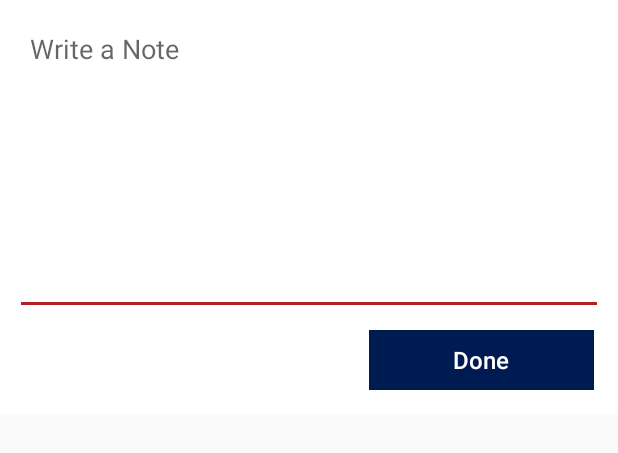
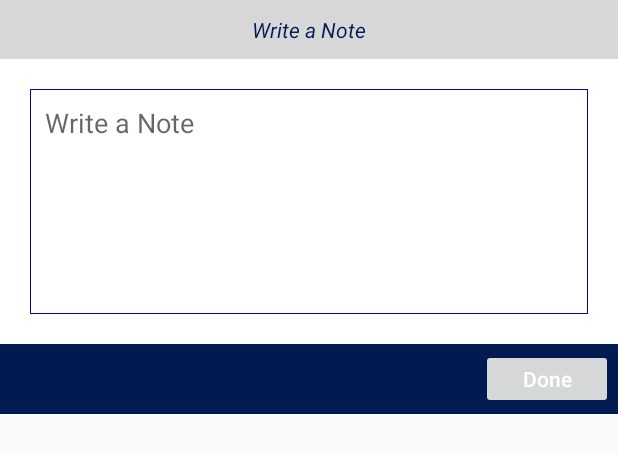
Before and after one commit to BassamQuantum/SporstIncManager, an Android app: the layout window_write_note_layout.xml on its own in the app's theme, with its tools: preview values and no code run, on a phone screen of 412 x 824 dp. Shown: the top 453 px of the screen. Run offline under Robolectric (Android 15) with nearby library versions, the phone set to English and light mode, and no system bars.

Commit message:
issues Fixing

```diff
--- a/app/src/main/java/com/example/bassam/sporstincmanger/Backend/HttpRequest.java
+++ b/app/src/main/java/com/example/bassam/sporstincmanger/Backend/HttpRequest.java
@@ -42,6 +42,7 @@ public class HttpRequest extends AsyncTask<HttpCall, String, JSONArray>{
         try{
             String dataParams = getDataString(httpCall.getParams(), httpCall.getMethodtype());
             URL url = new URL(httpCall.getMethodtype() == HttpCall.GET ? httpCall.getUrl() + dataParams : httpCall.getUrl());
+            Log.d(TAG,"URL :: "+String.valueOf(url));
             urlConnection = (HttpURLConnection) url.openConnection();
             urlConnection.setRequestMethod(httpCall.getMethodtype() == HttpCall.GET ? "GET":"POST");
             urlConnection.setReadTimeout(10000 /* milliseconds */);
@@ -63,9 +64,10 @@ public class HttpRequest extends AsyncTask<HttpCall, String, JSONArray>{
                     response.append(line);
                 }
 
+                Log.d(TAG,"Response:"+String.valueOf(response));
                 JSONTokener tokener = new JSONTokener(response.toString());
                 JSONObject data = new JSONObject(tokener);
-
+                Log.d(TAG,String.valueOf(data));
                 object = data.getJSONArray("data");
 
             }
--- a/app/src/main/java/com/example/bassam/sporstincmanger/CustomView/CustomLoadingView.java
+++ b/app/src/main/java/com/example/bassam/sporstincmanger/CustomView/CustomLoadingView.java
@@ -75,19 +75,19 @@ public class CustomLoadingView  extends RelativeLayout {
     public void loading() {
         this.setVisibility(View.VISIBLE);
         mRetryView.setVisibility(View.GONE);
-        mTimOut_Button.setVisibility(View.GONE);
+        mTimeOutView.setVisibility(View.GONE);
         mProgressBar.setVisibility(View.VISIBLE);
         dismissRetry();
     }
 
     public void fails() {
         mRetryView.setVisibility(View.VISIBLE);
-        mTimOut_Button.setVisibility(View.GONE);
+        mTimeOutView.setVisibility(View.GONE);
         mProgressBar.setVisibility(View.GONE);
     }
 
     public void timeOut(){
-        mTimOut_Button.setVisibility(View.VISIBLE);
+        mTimeOutView.setVisibility(View.VISIBLE);
         mRetryView.setVisibility(View.GONE);
         mProgressBar.setVisibility(View.GONE);
     }
--- a/app/src/main/java/com/example/bassam/sporstincmanger/Entities/classesEntity.java
+++ b/app/src/main/java/com/example/bassam/sporstincmanger/Entities/classesEntity.java
@@ -32,6 +32,7 @@ public class classesEntity implements Serializable {
             formatter = new SimpleDateFormat("dd/MM/yyyy");
             this.classdate = formatter.format(date);
             this.courseName = jsonObject.getString("Courses_name");
+            this.Group_id = jsonObject.getInt("group_id");
             this.groupName = jsonObject.getString("Groups_Name");
             state = jsonObject.getInt("status");
             switch (state) {
--- a/app/src/main/java/com/example/bassam/sporstincmanger/Interfaces/Constants.java
+++ b/app/src/main/java/com/example/bassam/sporstincmanger/Interfaces/Constants.java
@@ -6,7 +6,8 @@ package com.example.bassam.sporstincmanger.Interfaces;
 
 public interface Constants {
 
-    String server = "http://173.212.198.28:8010/sports_inc/api/";
+   // String server = "http://173.212.198.28:8010/sports_inc/api/";
+    String server = "http://192.168.1.29:8080/sport_inc/api/";
     String upload_host = "http://173.212.198.28:8010/sports_inc/assets/uploads/";
     String upload_files_host = "http://173.212.198.28:8010/sports_inc/assets/uploads/files/";
     String UPLOAD_URL = "http://173.212.198.28:8010/sports_inc/academy/upload_Image";
--- a/app/src/main/java/com/example/bassam/sporstincmanger/TabsFragments/brief_Fragment.java
+++ b/app/src/main/java/com/example/bassam/sporstincmanger/TabsFragments/brief_Fragment.java
@@ -228,7 +228,9 @@ public class brief_Fragment extends Fragment {
             initializeHome();
 
         else {
+            mSwipeRefreshLayout.setRefreshing(false);
             progressBar.setVisibility(View.GONE);
+            timeOut.setVisibility(View.GONE);
             retry.setVisibility(View.VISIBLE);
         }
     }
--- a/app/src/main/res/layout/activity_classes_details.xml
+++ b/app/src/main/res/layout/activity_classes_details.xml
@@ -39,6 +39,7 @@
         android:layout_height="match_parent">
     <ScrollView
         android:layout_above="@id/belowlayout_navigation"
+        android:layout_alignParentTop="true"
         android:layout_width="match_parent"
         android:layout_height="wrap_content"
         android:fillViewport="true"
--- a/app/src/main/res/layout/custom_list_view.xml
+++ b/app/src/main/res/layout/custom_list_view.xml
@@ -21,7 +21,7 @@
             android:id="@+id/empty_layout_image"
             android:layout_width="wrap_content"
             android:layout_height="match_parent"
-            android:src="@drawable/ic_assignment"/>
+            android:src="@drawable/ic_assignment_icon"/>
         <TextView
             android:id="@+id/empty_layout_text"
             android:layout_width="wrap_content"
--- a/app/src/main/res/layout/window_write_note_layout.xml
+++ b/app/src/main/res/layout/window_write_note_layout.xml
@@ -1,32 +1,60 @@
 <?xml version="1.0" encoding="utf-8"?>
-<RelativeLayout xmlns:android="http://schemas.android.com/apk/res/android"
+<LinearLayout xmlns:android="http://schemas.android.com/apk/res/android"
+    android:layout_width="match_parent"
+    android:layout_height="wrap_content"
+    android:background="#ffff"
+    android:orientation="vertical">
+
+    <RelativeLayout
+        android:layout_width="match_parent"
+        android:layout_height="wrap_content"
+        android:background="@color/colorNote"
+        android:padding="@dimen/ten_dimens">
+        <TextView
+            android:id="@+id/NoteTitle"
             android:layout_width="wrap_content"
             android:layout_height="wrap_content"
-    android:background="#ffff">
+            android:layout_centerInParent="true"
+            android:textColor="@color/colorLogoBlue"
+            android:textStyle="italic"
+            android:text="@string/write_a_note"/>
 
+        <ImageView
+            android:id="@+id/noteClose"
+            android:visibility="gone"
+            android:layout_width="wrap_content"
+            android:layout_height="wrap_content"
+            android:layout_alignParentEnd="true"
+            android:tint="@color/colorLogoBlue"
+            android:layout_marginEnd="@dimen/ten_dimens"
+            android:src="@drawable/ic_close"/>
 
+    </RelativeLayout>
     <EditText
         android:id="@+id/noteEditText_notewindow"
         android:layout_width="match_parent"
-        android:layout_height="200dp"
+        android:layout_height="150dp"
         android:hint="@string/write_a_note"
         android:gravity="top"
-        android:layout_margin="10dp"
+        android:layout_margin="20dp"
+        android:background="@drawable/note_border"
         android:padding="10dp"
         android:textColor="@color/colorMaroon"
         android:inputType="textMultiLine" />
 
+    <RelativeLayout
+        android:layout_width="match_parent"
+        android:layout_height="wrap_content"
+        android:orientation="horizontal"
+        android:padding="@dimen/padding_3"
+        android:background="@color/colorLogoBlue">
         <Button
             android:id="@+id/doneButton_notewindow"
-        android:layout_width="150dp"
-        android:layout_height="40dp"
+            android:layout_width="wrap_content"
             android:textAllCaps="false"
-        android:textSize="16sp"
-        android:background="@drawable/button_red_background"
             android:textColor="@color/colorTextLight"
             android:layout_alignParentEnd="true"
-        android:layout_below="@+id/noteEditText_notewindow"
-        android:layout_marginEnd="16dp"
-        android:layout_marginBottom="16dp"
+            android:layout_height="40dp"
             android:text="@string/done" />
     </RelativeLayout>
+</LinearLayout>
```
Also changed, not shown: app/src/main/java/com/example/bassam/sporstincmanger/Activities/ClassesDetailsActivity.java (+12 -22 lines), app/src/main/java/com/example/bassam/sporstincmanger/Activities/PaymentTraineesActivity.java (+10 -37 lines), app/src/main/java/com/example/bassam/sporstincmanger/Activities/RequestDetailsActivity.java (+9 -21 lines). Lines whose indentation alone changed are shown as unchanged.
